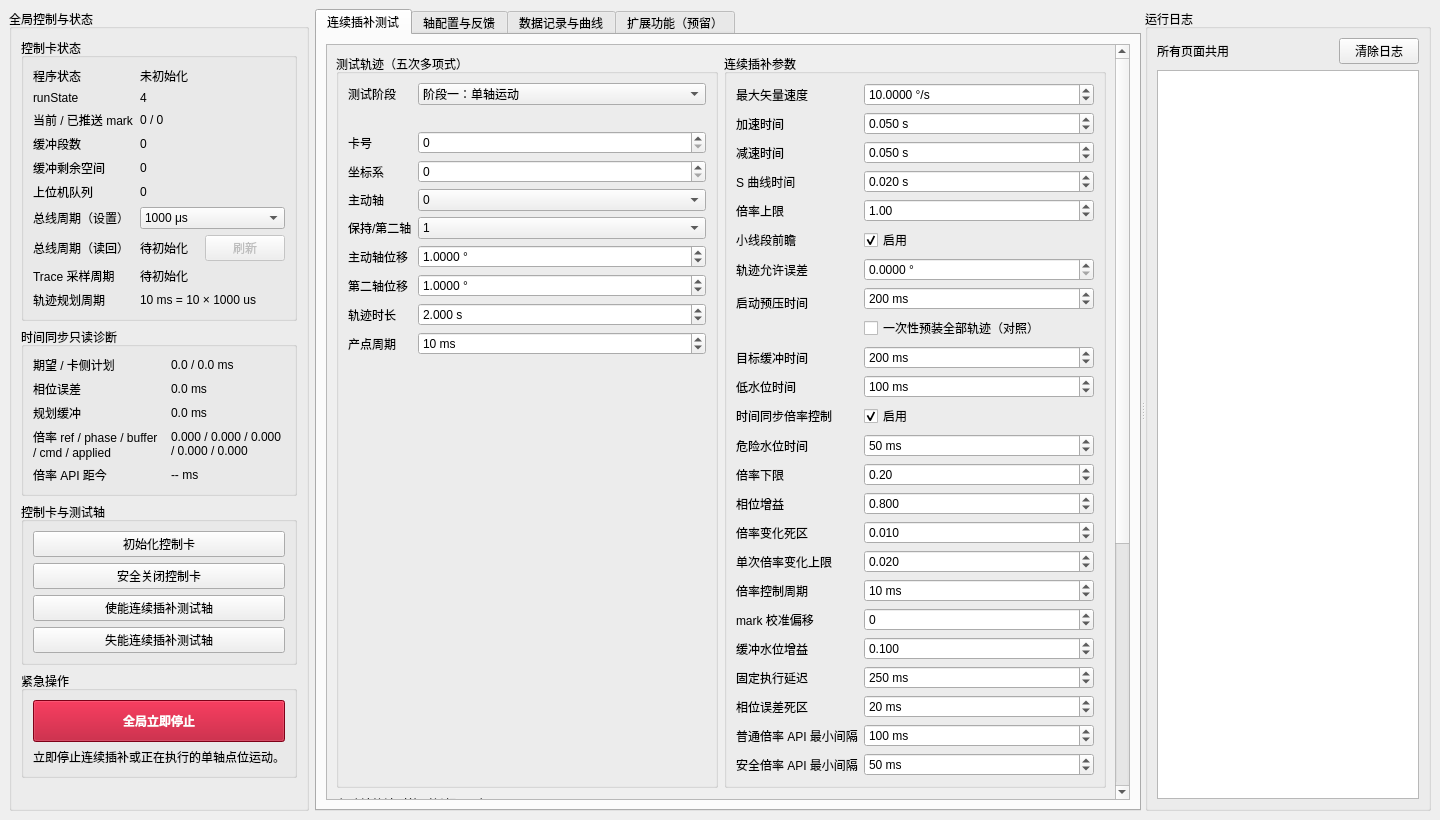
Qt form conti_ctrl/mainwindow.ui (yzj148162-cmyk/E5000-ContiInterpolation) before a commit.
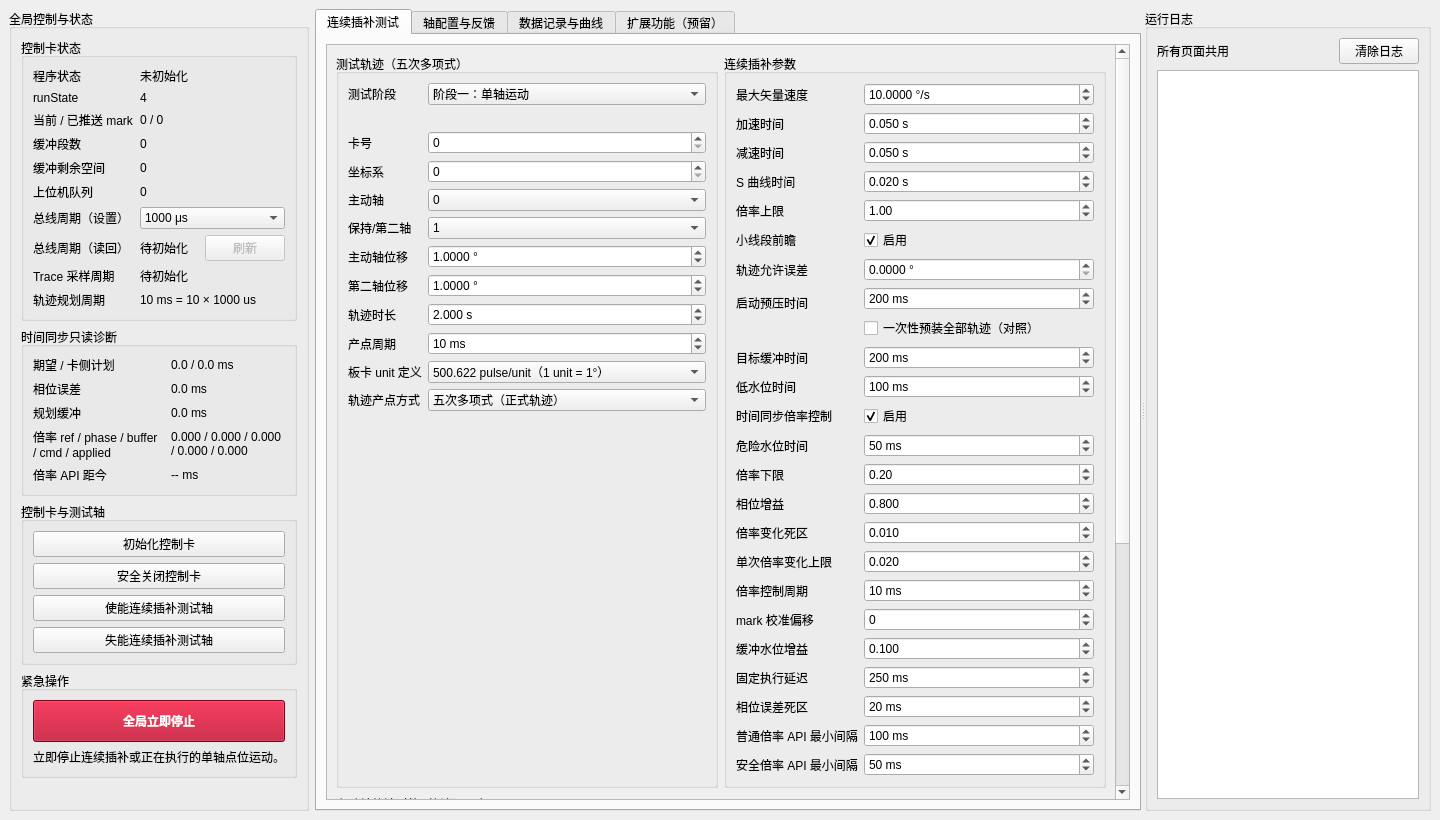
The same form after that commit. Custom widgets are drawn as their Qt base class.

```diff
--- a/conti_ctrl/mainwindow.ui
+++ b/conti_ctrl/mainwindow.ui
@@ -750,6 +750,53 @@
                 </property>
                </widget>
               </item>
+              <item row="10" column="0">
+               <widget class="QLabel" name="cardUnitDefinitionLabel">
+                <property name="text">
+                 <string>板卡 unit 定义</string>
+                </property>
+               </widget>
+              </item>
+              <item row="10" column="1">
+               <widget class="QComboBox" name="cardUnitDefinitionCombo">
+                <item>
+                 <property name="text">
+                  <string>500.622 pulse/unit（1 unit = 1°）</string>
+                 </property>
+                </item>
+                <item>
+                 <property name="text">
+                  <string>50.0622 pulse/unit（1 unit = 0.1°）</string>
+                 </property>
+                </item>
+                <item>
+                 <property name="text">
+                  <string>5.00622 pulse/unit（1 unit = 0.01°）</string>
+                 </property>
+                </item>
+               </widget>
+              </item>
+              <item row="11" column="0">
+               <widget class="QLabel" name="trajectoryPointModeLabel">
+                <property name="text">
+                 <string>轨迹产点方式</string>
+                </property>
+               </widget>
+              </item>
+              <item row="11" column="1">
+               <widget class="QComboBox" name="trajectoryPointModeCombo">
+                <item>
+                 <property name="text">
+                  <string>五次多项式（正式轨迹）</string>
+                 </property>
+                </item>
+                <item>
+                 <property name="text">
+                  <string>等间距直线（前瞻对照）</string>
+                 </property>
+                </item>
+               </widget>
+              </item>
              </layout>
             </widget>
            </item>
```
Left out of the diff: 2 changed lines with no effect on the pictures.
